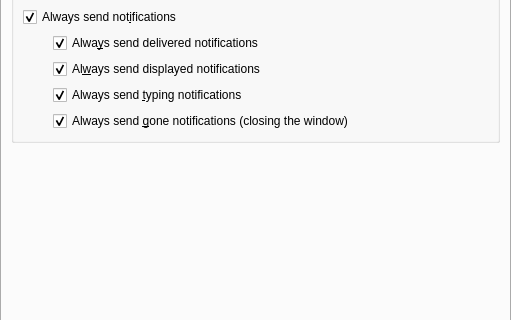
Before: the Qt Designer form protocols/jabber/ui/dlgjabbereditaccountwidget.ui in KDE/kopete, drawn with Qt 5; both pictures show x 0 to 511 and y 124 to 444 of the 511 by 568 pixel window.
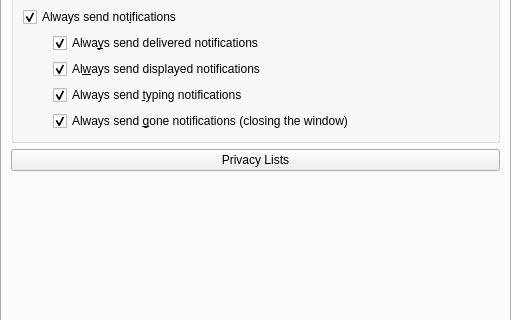
After: the same form once the commit is applied. The open tabs and pages were chosen to show the change. Custom widgets are drawn as their Qt base class.

Commit message: Full implementation of XEP-0016 "Privacy Lists" This is not well tested, I am assuming that most servers behave well with it FEATURE:81510 A BIG thanks to the Psi guys, whose code I ripped off!

Diff of the .ui file:
```diff
--- a/protocols/jabber/ui/dlgjabbereditaccountwidget.ui
+++ b/protocols/jabber/ui/dlgjabbereditaccountwidget.ui
@@ -1064,6 +1064,13 @@
          </layout>
         </widget>
        </item>
+       <item>
+        <widget class="KPushButton" name="privacyListsButton" >
+         <property name="text" >
+          <string>Privacy Lists</string>
+         </property>
+        </widget>
+       </item>
        <item>
         <spacer>
          <property name="orientation" >
@@ -1088,6 +1095,11 @@
  </widget>
  <layoutdefault spacing="6" margin="11" />
  <customwidgets>
+  <customwidget>
+   <class>KPushButton</class>
+   <extends>QPushButton</extends>
+   <header>kpushbutton.h</header>
+  </customwidget>
   <customwidget>
    <class>Kopete::UI::PasswordWidget</class>
    <extends></extends>
```
Left out of the diff: 2 changed lines with no effect on the pictures. The commit also changes 24 other files.
